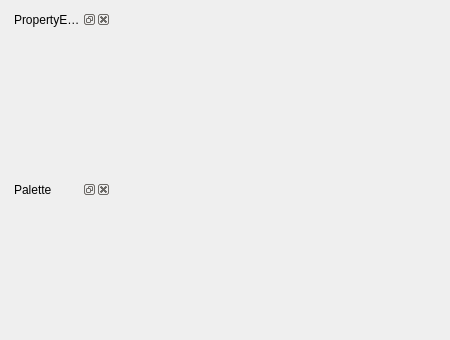
Above: plugins/metaEditor/metaEditorSupport/migrationEditor.ui from Ashatta/qreal before the change. Below: the same form after it.
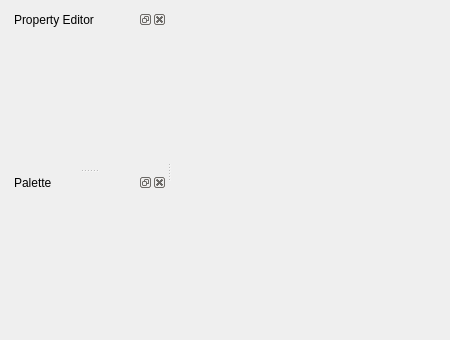
That is the form after the change. Custom widgets are drawn as their Qt base class.

Commit message: editing migration diagrams

What changed in the file:
```diff
--- a/plugins/metaEditor/metaEditorSupport/migrationEditor.ui
+++ b/plugins/metaEditor/metaEditorSupport/migrationEditor.ui
@@ -19,39 +19,25 @@
   <property name="windowTitle">
    <string>Form</string>
   </property>
-  <widget class="QWidget" name="editorWidget" native="true">
+  <widget class="QSplitter" name="splitter_2">
    <property name="geometry">
     <rect>
-     <x>120</x>
+     <x>10</x>
      <y>10</y>
-     <width>321</width>
+     <width>431</width>
      <height>321</height>
     </rect>
    </property>
-   <property name="sizePolicy">
-    <sizepolicy hsizetype="Ignored" vsizetype="Ignored">
-     <horstretch>0</horstretch>
-     <verstretch>0</verstretch>
-    </sizepolicy>
+   <property name="orientation">
+    <enum>Qt::Horizontal</enum>
    </property>
-  </widget>
+   <widget class="QSplitter" name="splitter">
+    <property name="orientation">
+     <enum>Qt::Vertical</enum>
+    </property>
   <widget class="QDockWidget" name="propertyEditorDock">
-   <property name="geometry">
-    <rect>
-     <x>10</x>
-     <y>10</y>
-     <width>101</width>
-     <height>161</height>
-    </rect>
-   </property>
-   <property name="floating">
-    <bool>false</bool>
-   </property>
-   <property name="allowedAreas">
-    <set>Qt::LeftDockWidgetArea</set>
-   </property>
    <property name="windowTitle">
-    <string>PropertyEditor</string>
+      <string>Property Editor</string>
    </property>
    <widget class="QWidget" name="dockWidgetContents">
     <widget class="PropertyEditorView" name="propertyEditor" native="true">
@@ -59,38 +45,47 @@
       <rect>
        <x>0</x>
        <y>0</y>
-       <width>101</width>
-       <height>141</height>
+         <width>131</width>
+         <height>131</height>
       </rect>
      </property>
     </widget>
    </widget>
   </widget>
   <widget class="QDockWidget" name="paletteDock">
-   <property name="geometry">
-    <rect>
-     <x>10</x>
-     <y>180</y>
-     <width>101</width>
-     <height>151</height>
-    </rect>
-   </property>
-   <property name="floating">
-    <bool>false</bool>
-   </property>
-   <property name="features">
-    <set>QDockWidget::AllDockWidgetFeatures</set>
-   </property>
-   <property name="allowedAreas">
-    <set>Qt::LeftDockWidgetArea</set>
-   </property>
    <property name="windowTitle">
     <string>Palette</string>
    </property>
-   <widget class="QWidget" name="dockWidgetContents_2"/>
+     <widget class="QWidget" name="dockWidgetContents_2">
+      <widget class="qReal::gui::PaletteTree" name="paletteTree">
+       <property name="geometry">
+        <rect>
+         <x>0</x>
+         <y>0</y>
+         <width>131</width>
+         <height>131</height>
+        </rect>
+       </property>
+       <property name="sizePolicy">
+        <sizepolicy hsizetype="Preferred" vsizetype="Minimum">
+         <horstretch>0</horstretch>
+         <verstretch>20</verstretch>
+        </sizepolicy>
+       </property>
+      </widget>
+     </widget>
+    </widget>
+   </widget>
+   <widget class="QWidget" name="editorWidget" native="true"/>
   </widget>
  </widget>
  <customwidgets>
+  <customwidget>
+   <class>qReal::gui::PaletteTree</class>
+   <extends>QToolBox</extends>
+   <header>palette/paletteTree.h</header>
+   <container>1</container>
+  </customwidget>
   <customwidget>
    <class>PropertyEditorView</class>
    <extends>QWidget</extends>
```
Lines whose indentation alone changed are shown as unchanged. The commit also changes 8 other files.
